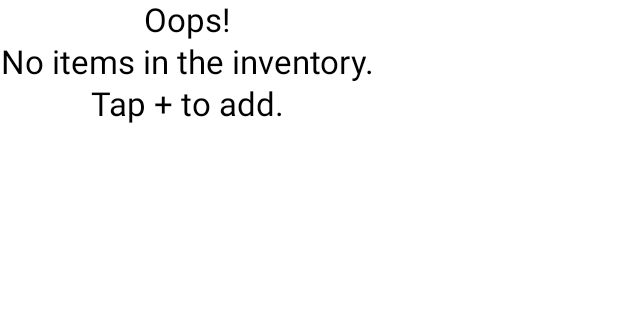
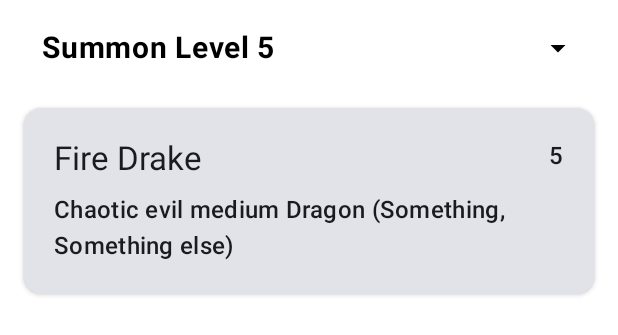
Before and after one commit to Blackiecat12/summoners-bestiary, an Android app built with Jetpack Compose: the @Preview function HomeBodyPreview, on a phone screen of 412 x 824 dp. Shown: the top 335 px of the screen. Run offline under Robolectric (Android 15) with nearby library versions, the phone set to English and light mode, and no system bars; our stand-ins replace Room's generated code.

Commit message:
refactor: Summon list organised by summon level

```diff
--- a/app/src/main/java/com/example/summonapp/ui/home/HomeScreen.kt
+++ b/app/src/main/java/com/example/summonapp/ui/home/HomeScreen.kt
@@ -16,6 +16,8 @@
 
 package com.example.summonapp.ui.home
 
+import androidx.compose.animation.animateContentSize
+import androidx.compose.animation.core.tween
 import androidx.compose.foundation.clickable
 import androidx.compose.foundation.layout.Arrangement
 import androidx.compose.foundation.layout.Column
@@ -29,10 +31,13 @@ import androidx.compose.foundation.layout.fillMaxSize
 import androidx.compose.foundation.layout.fillMaxWidth
 import androidx.compose.foundation.layout.padding
 import androidx.compose.foundation.layout.safeDrawing
+import androidx.compose.foundation.layout.size
 import androidx.compose.foundation.lazy.LazyColumn
 import androidx.compose.foundation.lazy.items
 import androidx.compose.material.icons.Icons
 import androidx.compose.material.icons.filled.Add
+import androidx.compose.material.icons.filled.ArrowDropDown
+import androidx.compose.material.icons.outlined.ArrowDropDown
 import androidx.compose.material3.Card
 import androidx.compose.material3.CardDefaults
 import androidx.compose.material3.ExperimentalMaterial3Api
@@ -45,15 +50,20 @@ import androidx.compose.material3.TopAppBarDefaults
 import androidx.compose.runtime.Composable
 import androidx.compose.runtime.collectAsState
 import androidx.compose.runtime.getValue
+import androidx.compose.runtime.mutableStateMapOf
+import androidx.compose.runtime.remember
 import androidx.compose.ui.Alignment
 import androidx.compose.ui.Modifier
 import androidx.compose.ui.input.nestedscroll.nestedScroll
 import androidx.compose.ui.platform.LocalLayoutDirection
 import androidx.compose.ui.res.dimensionResource
+import androidx.compose.ui.res.painterResource
 import androidx.compose.ui.res.stringResource
+import androidx.compose.ui.text.font.FontWeight
 import androidx.compose.ui.text.style.TextAlign
 import androidx.compose.ui.tooling.preview.Preview
 import androidx.compose.ui.unit.dp
+import androidx.compose.ui.unit.sp
 import androidx.lifecycle.viewmodel.compose.viewModel
 import com.example.summonapp.MonsterTopAppBar
 import com.example.summonapp.R
@@ -66,6 +76,7 @@ import com.example.summonapp.models.enums.Alignment as CreatureAlignment
 import com.example.summonapp.models.enums.Size as CreatureSize
 import com.example.summonapp.ui.navigation.NavigationDestination
 import com.example.summonapp.ui.theme.SummonAppTheme
+import java.util.Locale
 
 object HomeDestination : NavigationDestination {
     override val route = "home"
@@ -134,14 +145,14 @@ private fun HomeBody(
     ) {
         if (itemList.isEmpty()) {
             Text(
-                text = stringResource(R.string.no_item_description),
+                text = stringResource(R.string.empty_bestiary_description),
                 textAlign = TextAlign.Center,
                 style = MaterialTheme.typography.titleLarge,
                 modifier = Modifier.padding(contentPadding),
             )
         } else {
             SummonList(
-                itemList = itemList,
+                allMonsters = itemList,
                 onItemClick = { onItemClick(it.name) },
                 contentPadding = contentPadding,
                 modifier = Modifier.padding(horizontal = dimensionResource(id = R.dimen.padding_small))
@@ -152,27 +163,85 @@ private fun HomeBody(
 
 @Composable
 private fun SummonList(
-    itemList: List<Monster>,
+    allMonsters: List<Monster>,
     onItemClick: (Monster) -> Unit,
     contentPadding: PaddingValues,
     modifier: Modifier = Modifier
 ) {
+    val groupedMonsters = remember(allMonsters) {
+        allMonsters.groupBy { it.summonLevel }
+            .toSortedMap() // Ensures summon levels are sorted
+    }
+    val expandedStates = remember { mutableStateMapOf<Int, Boolean>() }
+
     LazyColumn(
         modifier = modifier,
         contentPadding = contentPadding
     ) {
-        items(items = itemList, key = { it.name }) { item ->
-            MonsterItem(item = item,
-                modifier = Modifier
-                    .padding(dimensionResource(id = R.dimen.padding_small))
-                    .clickable { onItemClick(item) })
+        groupedMonsters.forEach { (summonLevel, monsters) ->
+            // Section Header
+            val isExpanded = expandedStates[summonLevel] ?: true
+
+            item {
+                SummonLevelHeader(
+                    summonLevel = summonLevel,
+                    isExpanded = isExpanded,
+                    onToggleExpand = {
+                        expandedStates[summonLevel] = !isExpanded
+                    }
+                )
+            }
+            // Monster List (sorted by name)
+            if (isExpanded) {
+                items(monsters.sortedBy { it.name }) { monster ->
+                    MonsterItem(
+                        monster = monster,
+                        modifier = Modifier
+                            .padding(dimensionResource(id = R.dimen.padding_small))
+                            .clickable { onItemClick(monster) })
+                }
+            }
         }
     }
 }
 
 @Composable
+fun SummonLevelHeader(summonLevel: Int, isExpanded: Boolean, onToggleExpand: () -> Unit) {
+    Row(
+        modifier = Modifier
+            .fillMaxWidth()
+            .padding(8.dp)
+            .clickable { onToggleExpand() } // Toggle expand/collapse
+            .padding(12.dp),
+        verticalAlignment = Alignment.CenterVertically
+    ) {
+        Text(
+            text = "Summon Level $summonLevel",
+            fontSize = 20.sp,
+            fontWeight = FontWeight.Bold,
+            modifier = Modifier.weight(1f)
+        )
+        if (isExpanded) {
+            Icon(
+                imageVector = Icons.Default.ArrowDropDown,
+                contentDescription = "Expand/Collapse",
+                modifier = Modifier.size(24.dp)
+            )
+        } else {
+            Icon(
+                painter = painterResource(id = R.drawable.arrow_left_24px),
+                contentDescription = "Expand/Collapse",
+                modifier = Modifier.size(24.dp)
+            )
+        }
+
+    }
+}
+
+
+@Composable
 private fun MonsterItem(
-    item: Monster, modifier: Modifier = Modifier
+    monster: Monster, modifier: Modifier = Modifier
 ) {
     Card(
         modifier = modifier, elevation = CardDefaults.cardElevation(defaultElevation = 2.dp)
@@ -185,21 +254,35 @@ private fun MonsterItem(
                 modifier = Modifier.fillMaxWidth()
             ) {
                 Text(
-                    text = item.name,
+                    text = monster.name,
                     style = MaterialTheme.typography.titleLarge,
                 )
                 Spacer(Modifier.weight(1f))
                 Text(
-                    text = "temp",
+                    text = monster.summonLevel.toString(),
                     style = MaterialTheme.typography.titleMedium
                 )
             }
             Text(
-                text = stringResource(R.string.in_stock, item.initiative),
+                text = monsterDescription(monster),
                 style = MaterialTheme.typography.titleMedium
             )
         }
     }
+}
+
+fun monsterDescription(monster: Monster): String {
+    val alignment = monster.alignment.toString().lowercase().replace("_", " ")
+        .replaceFirstChar { if (it.isLowerCase()) it.titlecase(Locale.getDefault()) else it.toString() }
+    val creatureType = monster.creatureType.lowercase()
+        .replaceFirstChar { if (it.isLowerCase()) it.titlecase(Locale.getDefault()) else it.toString() }
+    val size = monster.size.toString().lowercase()
+    val subtypes = if (monster.creatureSubtypes.isNotEmpty()) {
+        "(" + monster.creatureSubtypes.joinToString(", ") + ")"
+    } else {
+        ""
+    }
+    return "%s %s %s %s".format(alignment, size, creatureType, subtypes)
 }
 
 @Preview(showBackground = true)
@@ -207,7 +290,7 @@ private fun MonsterItem(
 fun HomeBodyPreview() {
     SummonAppTheme {
         HomeBody(listOf(
-//            Item(1, "Game", 100.0, 20), Item(2, "Pen", 200.0, 30), Item(3, "TV", 300.0, 50)
+            getPreviewMonster()
         ), onItemClick = {})
     }
 }
@@ -238,7 +321,7 @@ fun getPreviewMonster(): Monster {
         size = CreatureSize.MEDIUM,
         alignment = CreatureAlignment.CHAOTIC_EVIL,
         creatureType = "Dragon",
-        creatureSubtypes = listOf(),
+        creatureSubtypes = listOf("Something", "Something else"),
         initiative = 3,
         perception = 10,
         senses = listOf("Darkvision 60ft", "Scent"),
--- /dev/null
+++ b/app/src/main/res/drawable/arrow_left_24px.xml
@@ -0,0 +1,11 @@
+<vector xmlns:android="http://schemas.android.com/apk/res/android"
+    android:width="24dp"
+    android:height="24dp"
+    android:viewportWidth="960"
+    android:viewportHeight="960"
+    android:tint="?android:colorControlNormal"
+    android:autoMirrored="true">
+  <path
+      android:fillColor="@android:color/white"
+      android:pathData="M560,680L360,480L560,280L560,680Z"/>
+</vector>
--- a/app/src/main/res/values/strings.xml
+++ b/app/src/main/res/values/strings.xml
@@ -4,7 +4,7 @@
     <string name="back_button">Back</string>
     <string name="delete">Delete</string>
     <string name="delete_question">Are you sure you want to delete?</string>
-    <string name="no_item_description">Oops!\nNo items in the inventory.\nTap + to add.</string>
+    <string name="empty_bestiary_description">Uh Oh!\nNo monsters in the Bestiary.</string>
     <string name="edit_item_title">Edit Item</string>
     <string name="item">Item</string>
     <string name="item_detail_title">Item Details</string>
--- a/app/src/main/res/values/themes.xml
+++ b/app/src/main/res/values/themes.xml
@@ -1,5 +1,7 @@
 <?xml version="1.0" encoding="utf-8"?>
 <resources>
 
-    <style name="Theme.SummonApp" parent="android:Theme.Material.Light.NoActionBar" />
+    <style name="Theme.SummonApp" parent="android:Theme.Material.Light.NoActionBar">
+        <item name="android:colorControlNormal">@color/purple_200</item>
+    </style>
 </resources>
```
Also changed, not shown: app/src/main/res/drawable/arrow_right_24px.xml (added, +11 -0 lines).
